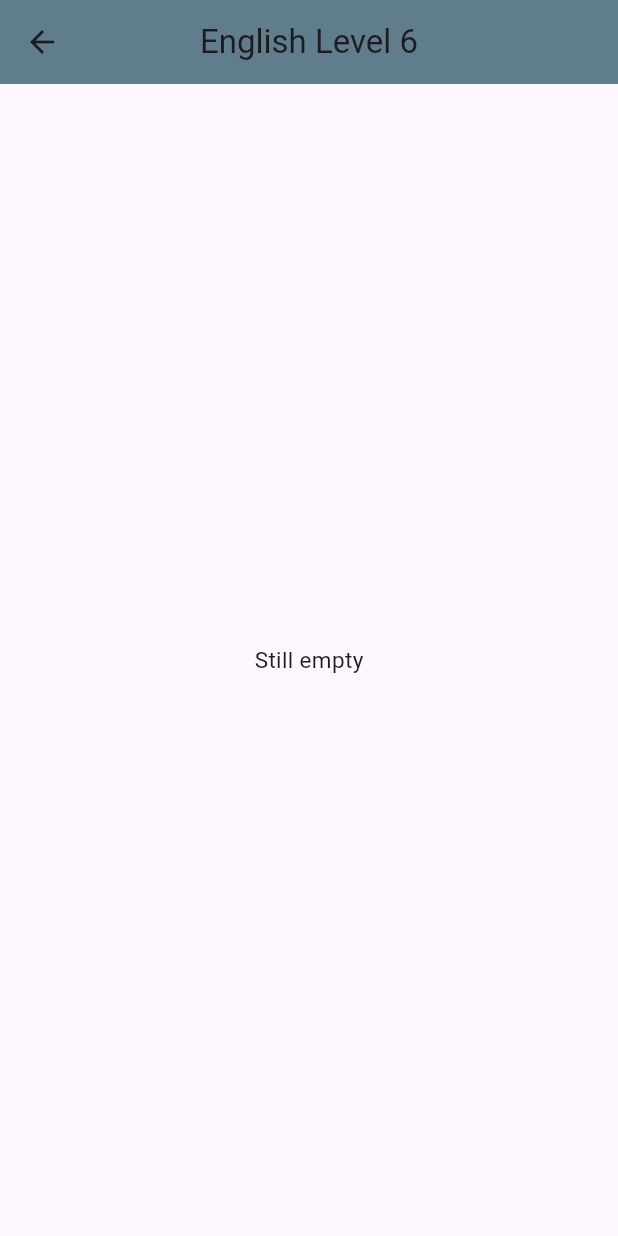
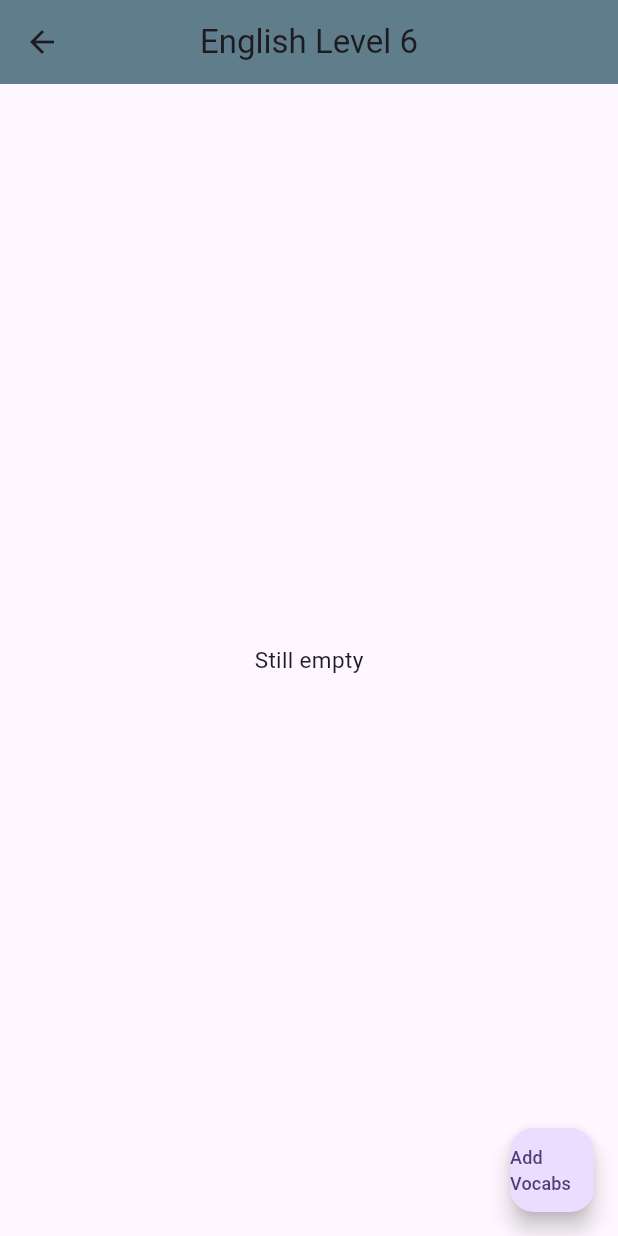
Before and after one commit to Ghaithfll/My_Vocabs_flutter, a Flutter app: the Categories_Page widget shown alone on an empty page, opened directly, after a tap on "English Level 6", on a phone screen of 412 x 824 dp. Run offline on Flutter 3.47's test engine with Material 3 defaults, Android fonts, the light colour scheme and no system bars; our stand-ins replace get, hive, percent_indicator; missing offline and left inert: dart:ffi; accounts and stored records are empty.

Commit message:
after adding categories

```diff
--- a/lib/Pages/Add_vocabs.dart
+++ b/lib/Pages/Add_vocabs.dart
@@ -3,10 +3,12 @@ import 'package:get/get.dart';
 import 'package:get/get_common/get_reset.dart';
 import 'package:my_vocabs/controllers/marks_cont.dart';
 import 'package:my_vocabs/main.dart';
+import 'package:my_vocabs/models/category_model.dart';
 import 'package:my_vocabs/sharedVariables/shared_vars.dart';
 
 class Add_Vocabs_page extends StatelessWidget {
-  Add_Vocabs_page({super.key});
+  CategoryModel category;
+  Add_Vocabs_page({super.key, required this.category});
 
   final FormKey = GlobalKey<FormState>();
   TextEditingController eng_vocab_cont = TextEditingController();
@@ -168,19 +170,22 @@ but you can do in the arabic meaning
         print(
             "Error , length of Meanings and vocabs lists are not equal ************************************");
       }
-
+/*
       myvocab_cont.My_vocabs.add(Eng);
       myvocab_cont.My_vocabs_meanings.add(Ar);
-      //*************** */
-      //*************** */
+  */
       // store the 2 lists
-      /*  my_box!.put("My_vocab_list", myvocab_cont.My_vocabs);
+      category.english.add(Eng);
+      category.arabic.add(Ar);
+      Save_Vocab_Lists(category);
+      print(category.english);
+      /*    my_box!.put(category.categ_name, category.english);
 
-      my_box!.put("My_vocab_meanings_list", myvocab_cont.My_vocabs_meanings);
-     */
-      myvocab_cont.Save_my_vocabs_lists();
+      my_box!.put(category.categ_name + "_meanings", category.arabic);
+*/
+      // myvocab_cont.Save_my_vocabs_lists();
       print("================= Saved Successfully");
-      print(myvocab_cont.My_vocabs);
+      //print(myvocab_cont.My_vocabs);
     }
   }
 }
--- a/lib/Pages/All_Vocabs.dart
+++ b/lib/Pages/All_Vocabs.dart
@@ -4,11 +4,12 @@ import 'package:get/get.dart';
 import 'package:my_vocabs/Custom_widgets/Vocab.dart';
 import 'package:my_vocabs/Pages/Add_vocabs.dart';
 import 'package:my_vocabs/controllers/marks_cont.dart';
+import 'package:my_vocabs/models/category_model.dart';
 import 'package:my_vocabs/sharedVariables/shared_vars.dart';
 
 class All_Vocabs extends StatefulWidget {
   All_Vocabs({super.key, required this.cat_index, required this.category});
-  String category;
+  CategoryModel category;
   int cat_index;
 
   @override
@@ -23,75 +24,45 @@ class _All_VocabsState extends State<All_Vocabs> {
   @override
   void initState() {
     // TODO: implement initState
-    my_voc_cont.Read_my_vocabs_lists();
+    //my_voc_cont.Read_my_vocabs_lists();
+    Read_Vocab_Lists(widget.category);
     super.initState();
   }
 
   @override
   Widget build(BuildContext context) {
-    int x = 2;
-    if (x == 0) {
-      vocabs = English_Vocabs;
-      meanings = Arabic_Meanings;
-    } else {
-      switch (widget.cat_index) {
-        case 0:
-          vocabs = Level_7;
-          meanings = Level_7_meanings;
+    vocabs = widget.category.english;
 
-          break;
-        case 1:
-          vocabs = Level_6;
-          meanings = Level_6_meanings;
-          break;
-        case 2:
-          vocabs = my_voc_cont.My_vocabs;
-          meanings = my_voc_cont.My_vocabs_meanings;
-          break;
-        default:
-          vocabs = ["Not Found"];
-          meanings = ["لم يتم ايجاد البيانات"];
-      }
-    }
+    meanings = widget.category.arabic;
     return Scaffold(
         appBar: AppBar(
           title: Text(
-            widget.category,
+            widget.category.categ_name,
             style: const TextStyle(),
           ),
           backgroundColor: Colors.blueGrey,
           centerTitle: true,
         ),
         body: Center(
-            child: vocabs.isEmpty && my_voc_cont.My_vocabs.isEmpty
+          child: widget.category.english.isEmpty
               ? const Text(
                   "Still empty",
                   style: TextStyle(fontSize: 15),
                 )
-                : widget.category != "My Vocabs"
-                    ? ListView.builder(
+              : ListView.builder(
                   itemCount: vocabs.length,
-                        itemBuilder: (context, index) => Vocab(
-                            meaning: meanings[index], word: vocabs[index]),
-                      )
-                    : Obx(
-                        () => ListView.builder(
-                          itemCount: my_voc_cont.My_vocabs.length,
-                          itemBuilder: (context, index) => Vocab(
-                              meaning: my_voc_cont.My_vocabs_meanings[index],
-                              word: my_voc_cont.My_vocabs[index]),
+                  itemBuilder: (context, index) =>
+                      Vocab(meaning: meanings[index], word: vocabs[index]),
                 ),
-                      )),
-        floatingActionButton: widget.category == "My Vocabs"
-            ? FloatingActionButton(
+        ),
+        floatingActionButton: FloatingActionButton(
           onPressed: () {
-                  Get.to(() => Add_Vocabs_page());
+            Get.to(() => Add_Vocabs_page(category: widget.category));
           },
           child: const Text(
             "Add Vocabs",
             style: TextStyle(fontSize: 12),
           ),
-              )
-            : Container());
+        ));
   }
 }
--- a/lib/Pages/Categories.dart
+++ b/lib/Pages/Categories.dart
@@ -24,7 +24,10 @@ class _Categories_PageState extends State<Categories_Page> {
                     padding: const EdgeInsets.all(5),
                     child: InkWell(
                         onTap: () {
-                          Get.to(() => All_Vocabs(category: Categories[index],cat_index: index,));
+                          Get.to(() => All_Vocabs(
+                                category: Categories[index],
+                                cat_index: index,
+                              ));
                         },
                         child: Container(
                           height: 100,
@@ -33,14 +36,14 @@ class _Categories_PageState extends State<Categories_Page> {
                               borderRadius: BorderRadius.circular(20)),
                           child: Center(
                             child: Text(
-                              Categories[index],
-                              style:
-                                  const TextStyle(color: Colors.white, fontSize: 20),
+                              Categories[index].categ_name,
+                              style: const TextStyle(
+                                  color: Colors.white, fontSize: 20),
                             ),
                           ),
                         )));
               },
-              itemCount: 3,
+              itemCount: Categories.length,
             )),
           ],
         ));
--- a/lib/models/category_model.dart
+++ b/lib/models/category_model.dart
@@ -2,8 +2,8 @@ import 'package:get/state_manager.dart';
 
 class CategoryModel {
   String categ_name;
-  RxList<String> english = [""].obs;
-  RxList<String> arabic = [""].obs;
+  List<String> english = [];
+  List<String> arabic = [];
 
   CategoryModel(
       {required this.categ_name, required this.arabic, required this.english});
```
Also changed, not shown: lib/Pages/Test.dart (+5 -4 lines), lib/Pages/Test_configuration.dart (+5 -2 lines), lib/sharedVariables/shared_vars.dart (+45 -1 lines). Lines whose indentation alone changed are shown as unchanged.
